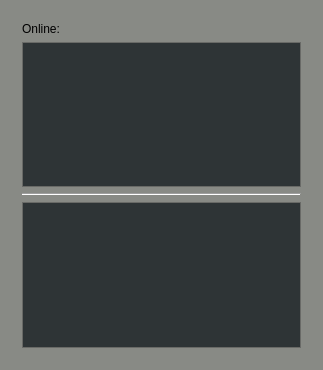
Old version of the form hackserver/hackserver.ui in the repository Scotfarel/HACKchat.
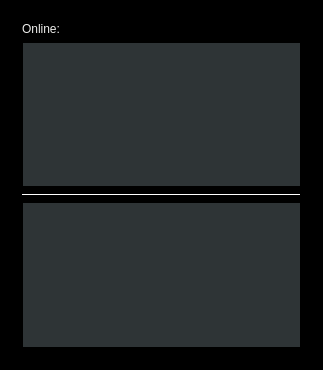
New version of the form. The open tabs and pages were chosen to show the change.

Commit message: serverside has been blacked

Diff of the .ui file:
```diff
--- a/hackserver/hackserver.ui
+++ b/hackserver/hackserver.ui
@@ -13,6 +13,42 @@
   <property name="palette">
    <palette>
     <active>
+     <colorrole role="WindowText">
+      <brush brushstyle="SolidPattern">
+       <color alpha="255">
+        <red>0</red>
+        <green>0</green>
+        <blue>0</blue>
+       </color>
+      </brush>
+     </colorrole>
+     <colorrole role="Dark">
+      <brush brushstyle="SolidPattern">
+       <color alpha="255">
+        <red>0</red>
+        <green>0</green>
+        <blue>0</blue>
+       </color>
+      </brush>
+     </colorrole>
+     <colorrole role="Text">
+      <brush brushstyle="SolidPattern">
+       <color alpha="255">
+        <red>0</red>
+        <green>0</green>
+        <blue>0</blue>
+       </color>
+      </brush>
+     </colorrole>
+     <colorrole role="ButtonText">
+      <brush brushstyle="SolidPattern">
+       <color alpha="255">
+        <red>0</red>
+        <green>0</green>
+        <blue>0</blue>
+       </color>
+      </brush>
+     </colorrole>
      <colorrole role="Base">
       <brush brushstyle="SolidPattern">
        <color alpha="255">
@@ -25,14 +61,50 @@
      <colorrole role="Window">
       <brush brushstyle="SolidPattern">
        <color alpha="255">
-        <red>136</red>
-        <green>138</green>
-        <blue>133</blue>
+        <red>0</red>
+        <green>0</green>
+        <blue>0</blue>
        </color>
       </brush>
      </colorrole>
     </active>
     <inactive>
+     <colorrole role="WindowText">
+      <brush brushstyle="SolidPattern">
+       <color alpha="255">
+        <red>0</red>
+        <green>0</green>
+        <blue>0</blue>
+       </color>
+      </brush>
+     </colorrole>
+     <colorrole role="Dark">
+      <brush brushstyle="SolidPattern">
+       <color alpha="255">
+        <red>0</red>
+        <green>0</green>
+        <blue>0</blue>
+       </color>
+      </brush>
+     </colorrole>
+     <colorrole role="Text">
+      <brush brushstyle="SolidPattern">
+       <color alpha="255">
+        <red>0</red>
+        <green>0</green>
+        <blue>0</blue>
+       </color>
+      </brush>
+     </colorrole>
+     <colorrole role="ButtonText">
+      <brush brushstyle="SolidPattern">
+       <color alpha="255">
+        <red>0</red>
+        <green>0</green>
+        <blue>0</blue>
+       </color>
+      </brush>
+     </colorrole>
      <colorrole role="Base">
       <brush brushstyle="SolidPattern">
        <color alpha="255">
@@ -45,29 +117,65 @@
      <colorrole role="Window">
       <brush brushstyle="SolidPattern">
        <color alpha="255">
-        <red>136</red>
-        <green>138</green>
-        <blue>133</blue>
+        <red>0</red>
+        <green>0</green>
+        <blue>0</blue>
        </color>
       </brush>
      </colorrole>
     </inactive>
     <disabled>
+     <colorrole role="WindowText">
+      <brush brushstyle="SolidPattern">
+       <color alpha="255">
+        <red>0</red>
+        <green>0</green>
+        <blue>0</blue>
+       </color>
+      </brush>
+     </colorrole>
+     <colorrole role="Dark">
+      <brush brushstyle="SolidPattern">
+       <color alpha="255">
+        <red>0</red>
+        <green>0</green>
+        <blue>0</blue>
+       </color>
+      </brush>
+     </colorrole>
+     <colorrole role="Text">
+      <brush brushstyle="SolidPattern">
+       <color alpha="255">
+        <red>0</red>
+        <green>0</green>
+        <blue>0</blue>
+       </color>
+      </brush>
+     </colorrole>
+     <colorrole role="ButtonText">
+      <brush brushstyle="SolidPattern">
+       <color alpha="255">
+        <red>0</red>
+        <green>0</green>
+        <blue>0</blue>
+       </color>
+      </brush>
+     </colorrole>
      <colorrole role="Base">
       <brush brushstyle="SolidPattern">
        <color alpha="255">
-        <red>136</red>
-        <green>138</green>
-        <blue>133</blue>
+        <red>0</red>
+        <green>0</green>
+        <blue>0</blue>
        </color>
       </brush>
      </colorrole>
      <colorrole role="Window">
       <brush brushstyle="SolidPattern">
        <color alpha="255">
-        <red>136</red>
-        <green>138</green>
-        <blue>133</blue>
+        <red>0</red>
+        <green>0</green>
+        <blue>0</blue>
        </color>
       </brush>
      </colorrole>
@@ -81,6 +189,43 @@
    <layout class="QVBoxLayout" name="verticalLayout">
     <item>
      <widget class="QStackedWidget" name="stackedWidget">
+      <property name="palette">
+       <palette>
+        <active>
+         <colorrole role="Shadow">
+          <brush brushstyle="SolidPattern">
+           <color alpha="255">
+            <red>0</red>
+            <green>0</green>
+            <blue>0</blue>
+           </color>
+          </brush>
+         </colorrole>
+        </active>
+        <inactive>
+         <colorrole role="Shadow">
+          <brush brushstyle="SolidPattern">
+           <color alpha="255">
+            <red>0</red>
+            <green>0</green>
+            <blue>0</blue>
+           </color>
+          </brush>
+         </colorrole>
+        </inactive>
+        <disabled>
+         <colorrole role="Shadow">
+          <brush brushstyle="SolidPattern">
+           <color alpha="255">
+            <red>0</red>
+            <green>0</green>
+            <blue>0</blue>
+           </color>
+          </brush>
+         </colorrole>
+        </disabled>
+       </palette>
+      </property>
       <property name="currentIndex">
        <number>0</number>
       </property>
@@ -629,6 +774,43 @@
        <layout class="QVBoxLayout" name="verticalLayout_2">
         <item>
          <widget class="QLabel" name="label">
+          <property name="palette">
+           <palette>
+            <active>
+             <colorrole role="WindowText">
+              <brush brushstyle="SolidPattern">
+               <color alpha="255">
+                <red>238</red>
+                <green>238</green>
+                <blue>236</blue>
+               </color>
+              </brush>
+             </colorrole>
+            </active>
+            <inactive>
+             <colorrole role="WindowText">
+              <brush brushstyle="SolidPattern">
+               <color alpha="255">
+                <red>238</red>
+                <green>238</green>
+                <blue>236</blue>
+               </color>
+              </brush>
+             </colorrole>
+            </inactive>
+            <disabled>
+             <colorrole role="WindowText">
+              <brush brushstyle="SolidPattern">
+               <color alpha="255">
+                <red>0</red>
+                <green>0</green>
+                <blue>0</blue>
+               </color>
+              </brush>
+             </colorrole>
+            </disabled>
+           </palette>
+          </property>
           <property name="text">
            <string>Online:</string>
           </property>
```
Left out of the diff: 2 changed lines with no effect on the pictures.
